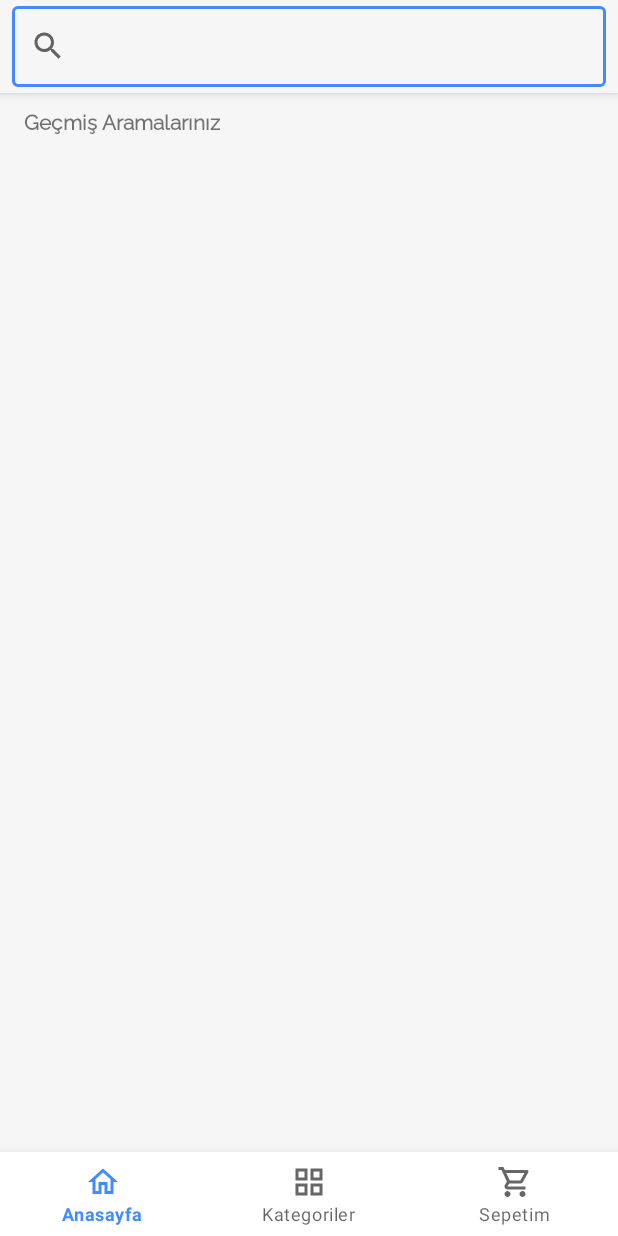
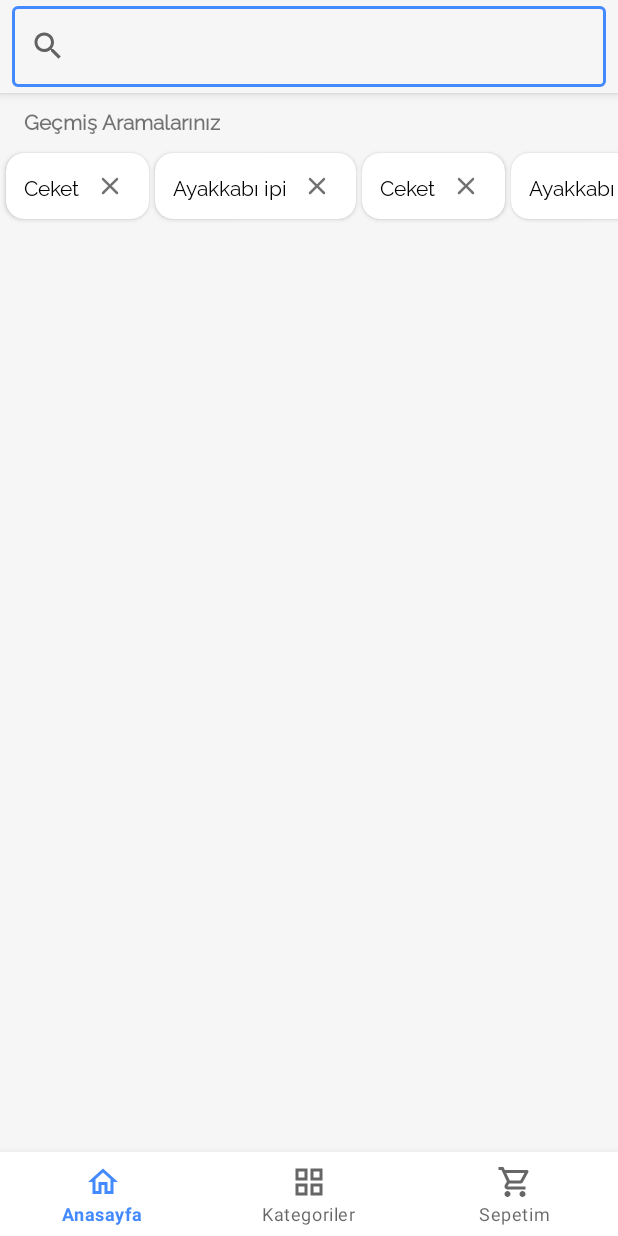
Before and after one commit to sahinkaradeniz/ShoppingApp, an Android app: the screen it shows after launch (MainActivity), on a phone screen of 412 x 824 dp. Run offline under Robolectric (Android 15) with nearby library versions, the phone set to English and light mode, and no system bars; our stand-ins replace data binding.

Commit message:
Search history adapter and card design

```diff
--- a/app/src/main/java/com/skapps/shoppingapp/database/HomeChildRcvAdapter.kt
+++ b/app/src/main/java/com/skapps/shoppingapp/adapter/HomeChildRcvAdapter.kt
@@ -1,11 +1,10 @@
-package com.skapps.shoppingapp.database
+package com.skapps.shoppingapp.adapter
 
 import android.view.LayoutInflater
 import android.view.ViewGroup
 import androidx.recyclerview.widget.RecyclerView
 import com.skapps.shoppingapp.databinding.RowChildHomeBinding
 import com.skapps.shoppingapp.model.Product
-import com.skapps.shoppingapp.model.ProductModel
 
 class HomeChildRcvAdapter(val productsList: List<Product>):RecyclerView.Adapter<HomeChildRcvAdapter.HomeViewHolder>(){
     class HomeViewHolder(private val binding:RowChildHomeBinding):RecyclerView.ViewHolder(binding.root) {
--- a/app/src/main/java/com/skapps/shoppingapp/database/HomeParentRcvAdapter.kt
+++ b/app/src/main/java/com/skapps/shoppingapp/adapter/HomeParentRcvAdapter.kt
@@ -1,18 +1,17 @@
-package com.skapps.shoppingapp.database
+package com.skapps.shoppingapp.adapter
 
 import android.view.LayoutInflater
 import android.view.ViewGroup
 import androidx.recyclerview.widget.LinearLayoutManager
 import androidx.recyclerview.widget.RecyclerView
 import com.skapps.shoppingapp.databinding.RowParentHomeBinding
-import com.skapps.shoppingapp.model.Product
 import com.skapps.shoppingapp.model.ProductModel
 
 class HomeParentRcvAdapter(private var product:List<ProductModel>):RecyclerView.Adapter<HomeParentRcvAdapter.HomeParentViewHolder>() {
     class HomeParentViewHolder(private val binding: RowParentHomeBinding):RecyclerView.ViewHolder(binding.root){
         fun bind(product: ProductModel){
             binding.parentText.text=product.title
-            val childRcvAdapter=HomeChildRcvAdapter(product.productModel)
+            val childRcvAdapter= HomeChildRcvAdapter(product.productModel)
             binding.parentRcv.layoutManager= LinearLayoutManager(binding.root.context, LinearLayoutManager.HORIZONTAL,false)
             binding.parentRcv.adapter=childRcvAdapter
         }
--- /dev/null
+++ b/app/src/main/java/com/skapps/shoppingapp/adapter/SearchHistoryRcvAdapter.kt
@@ -0,0 +1,30 @@
+package com.skapps.shoppingapp.adapter
+
+import android.view.LayoutInflater
+import android.view.ViewGroup
+import androidx.recyclerview.widget.RecyclerView
+import com.skapps.shoppingapp.databinding.FragmentSearchBinding
+import com.skapps.shoppingapp.databinding.RowHistorySearchBinding
+import com.skapps.shoppingapp.model.Product
+import com.skapps.shoppingapp.model.SearchHistory
+
+class SearchHistoryRcvAdapter(private var productList:ArrayList<SearchHistory>):RecyclerView.Adapter<SearchHistoryRcvAdapter.HistoryViewHolder>() {
+    class HistoryViewHolder(private val binding:RowHistorySearchBinding):RecyclerView.ViewHolder(binding.root) {
+        fun bind(search:SearchHistory){
+            binding.searchProductName.text=search.searchText
+        }
+    }
+
+    override fun onCreateViewHolder(parent: ViewGroup, viewType: Int): HistoryViewHolder {
+        val rcvHistory=RowHistorySearchBinding.inflate(LayoutInflater.from(parent.context),parent,false)
+        return HistoryViewHolder(rcvHistory)
+    }
+
+    override fun onBindViewHolder(holder: HistoryViewHolder, position: Int) {
+        holder.bind(productList.get(position))
+    }
+
+    override fun getItemCount(): Int {
+        return productList.size
+    }
+}
--- /dev/null
+++ b/app/src/main/java/com/skapps/shoppingapp/model/SearchHistory.kt
@@ -0,0 +1,3 @@
+package com.skapps.shoppingapp.model
+
+data class SearchHistory(var id:String,var searchText:String)
--- a/app/src/main/java/com/skapps/shoppingapp/ui/SearchFragment.kt
+++ b/app/src/main/java/com/skapps/shoppingapp/ui/SearchFragment.kt
@@ -6,32 +6,41 @@ import androidx.fragment.app.Fragment
 import android.view.LayoutInflater
 import android.view.View
 import android.view.ViewGroup
+import androidx.recyclerview.widget.LinearLayoutManager
 import com.skapps.shoppingapp.R
+import com.skapps.shoppingapp.adapter.SearchHistoryRcvAdapter
 import com.skapps.shoppingapp.databinding.FragmentSearchBinding
+import com.skapps.shoppingapp.model.SearchHistory
 
 class SearchFragment : Fragment() {
 
     private lateinit var binding:FragmentSearchBinding
     private lateinit var viewModel: SearchViewModel
-
+    private lateinit var searchHistoryRcvAdapter:SearchHistoryRcvAdapter
     override fun onCreateView(
         inflater: LayoutInflater, container: ViewGroup?,
         savedInstanceState: Bundle?
     ): View {
         binding= FragmentSearchBinding.inflate(inflater)
-        binding.button.setOnClickListener {
-            binding.input.apply {
-                isFocusable=true
-                binding.textView2.text="tık"
-            }
-        }
         return binding.root
     }
 
     override fun onActivityCreated(savedInstanceState: Bundle?) {
         super.onActivityCreated(savedInstanceState)
         viewModel = ViewModelProvider(this).get(SearchViewModel::class.java)
-        // TODO: Use the ViewModel
+        val history=SearchHistory("1","Ceket")
+        val history2=SearchHistory("1","Ayakkabı ipi")
+        val historyList=ArrayList<SearchHistory>()
+        historyList.add(history)
+        historyList.add(history2)
+        historyList.add(history)
+        historyList.add(history2)
+        historyList.add(history)
+        binding.rcvSearchHistory.apply {
+            searchHistoryRcvAdapter=SearchHistoryRcvAdapter(historyList)
+            layoutManager=LinearLayoutManager(binding.root.context,LinearLayoutManager.HORIZONTAL,false)
+            adapter=searchHistoryRcvAdapter
+        }
     }
 
 }
--- a/app/src/main/java/com/skapps/shoppingapp/ui/home/HomeFragment.kt
+++ b/app/src/main/java/com/skapps/shoppingapp/ui/home/HomeFragment.kt
@@ -8,7 +8,7 @@ import android.view.View
 import android.view.ViewGroup
 import androidx.recyclerview.widget.LinearLayoutManager
 import com.skapps.shoppingapp.R
-import com.skapps.shoppingapp.database.HomeParentRcvAdapter
+import com.skapps.shoppingapp.adapter.HomeParentRcvAdapter
 import com.skapps.shoppingapp.databinding.FragmentHomeBinding
 import com.skapps.shoppingapp.model.Product
 import com.skapps.shoppingapp.model.ProductModel
@@ -17,7 +17,7 @@ class HomeFragment : Fragment() {
 
     private lateinit var viewModel: HomeViewModel
     private lateinit var binding:FragmentHomeBinding
-    private lateinit var homeParentRcvAdapter:HomeParentRcvAdapter
+    private lateinit var homeParentRcvAdapter: HomeParentRcvAdapter
     override fun onCreateView(inflater: LayoutInflater, container: ViewGroup?, savedInstanceState: Bundle?): View? {
         binding=FragmentHomeBinding.inflate(inflater)
         val product=Product(getString(R.string.test_string_ayakkabi),"299.99",4.6)
@@ -35,7 +35,7 @@ class HomeFragment : Fragment() {
         productModelList.add(productModel)
         productModelList.add(productModel)
         productModelList.add(productModel)
-        homeParentRcvAdapter=HomeParentRcvAdapter(productModelList)
+        homeParentRcvAdapter= HomeParentRcvAdapter(productModelList)
         binding.rcvHome.layoutManager= LinearLayoutManager(binding.root.context, LinearLayoutManager.VERTICAL,false)
         binding.rcvHome.adapter=homeParentRcvAdapter
         return binding.root
--- a/app/src/main/res/layout/activity_main.xml
+++ b/app/src/main/res/layout/activity_main.xml
@@ -13,7 +13,6 @@
         android:layout_width="match_parent"
         android:layout_height="0dp"
         app:defaultNavHost="true"
-        app:layout_constraintBottom_toTopOf="@+id/bottomNavigationView"
         app:layout_constraintEnd_toEndOf="parent"
         app:layout_constraintStart_toStartOf="parent"
         app:layout_constraintTop_toTopOf="parent"
--- a/app/src/main/res/layout/fragment_search.xml
+++ b/app/src/main/res/layout/fragment_search.xml
@@ -41,8 +41,8 @@
 
     <androidx.recyclerview.widget.RecyclerView
         android:id="@+id/rcv_search_history"
-        android:layout_width="wrap_content"
-        android:layout_height="64dp"
+        android:layout_width="0dp"
+        android:layout_height="wrap_content"
         android:layout_marginTop="8dp"
         app:layout_constraintEnd_toEndOf="parent"
         app:layout_constraintStart_toStartOf="parent"
--- a/app/src/main/res/layout/row_history_search.xml
+++ b/app/src/main/res/layout/row_history_search.xml
@@ -1,9 +1,11 @@
 <?xml version="1.0" encoding="utf-8"?>
-<androidx.cardview.widget.CardView xmlns:android="http://schemas.android.com/apk/res/android"
-    xmlns:app="http://schemas.android.com/apk/res-auto"
-    xmlns:tools="http://schemas.android.com/tools"
+<layout xmlns:tools="http://schemas.android.com/tools"
+    xmlns:android="http://schemas.android.com/apk/res/android"
+    xmlns:app="http://schemas.android.com/apk/res-auto">
+
+    <androidx.cardview.widget.CardView
         android:layout_width="wrap_content"
-    android:layout_height="48dp"
+        android:layout_height="wrap_content"
         android:layout_marginStart="4dp"
         android:layout_marginTop="4dp"
         android:layout_marginBottom="4dp"
@@ -14,21 +16,23 @@
             android:layout_height="match_parent">
 
             <TextView
-            android:id="@+id/textView4"
+                android:id="@+id/search_product_name"
                 android:layout_width="wrap_content"
                 android:layout_height="wrap_content"
                 android:layout_marginStart="12dp"
+                android:layout_marginTop="12dp"
                 android:layout_marginEnd="10dp"
+                android:layout_marginBottom="12dp"
                 android:fontFamily="@font/raleway"
                 android:text="Ayakkabı"
                 android:textColor="@color/black"
                 app:layout_constraintBottom_toBottomOf="parent"
-            app:layout_constraintEnd_toStartOf="@+id/imageButton4"
+                app:layout_constraintEnd_toStartOf="@+id/search_history_close"
                 app:layout_constraintStart_toStartOf="parent"
                 app:layout_constraintTop_toTopOf="parent" />
 
             <ImageButton
-            android:id="@+id/imageButton4"
+                android:id="@+id/search_history_close"
                 android:layout_width="wrap_content"
                 android:layout_height="wrap_content"
                 android:layout_marginEnd="16dp"
@@ -39,3 +43,4 @@
                 app:srcCompat="@drawable/ic_round_close_24" />
         </androidx.constraintlayout.widget.ConstraintLayout>
     </androidx.cardview.widget.CardView>
+</layout>
```
Lines whose indentation alone changed are shown as unchanged.
